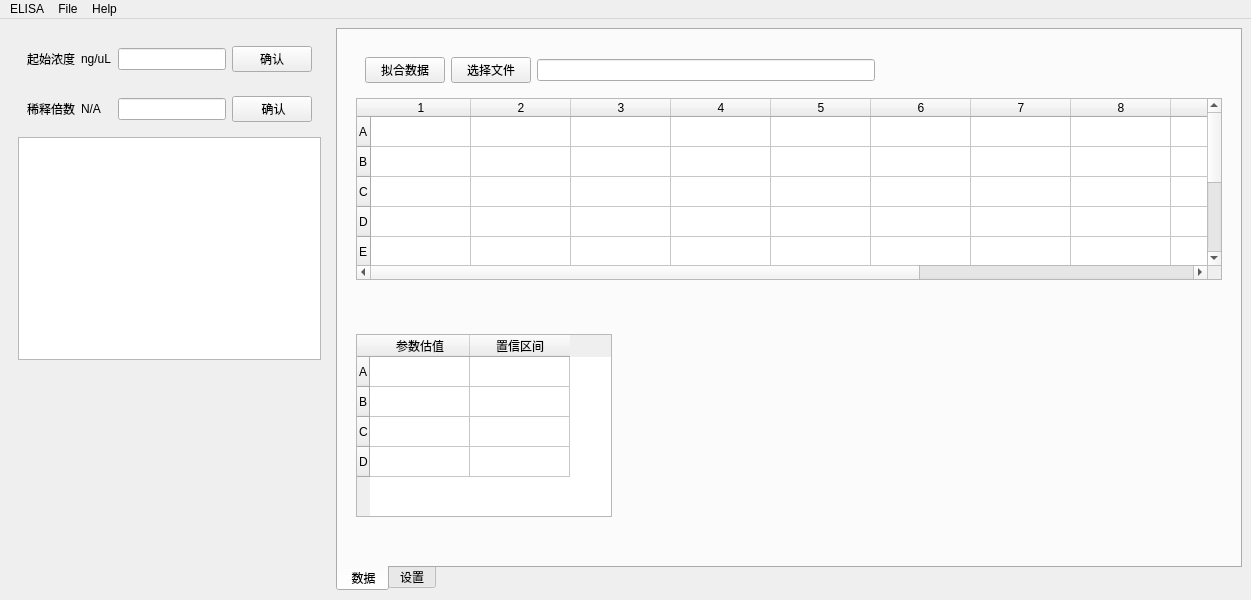
The window that mainwindow.ui (yanglinsensjtu/ELISAtool) describes before a commit, drawn with Qt 5.
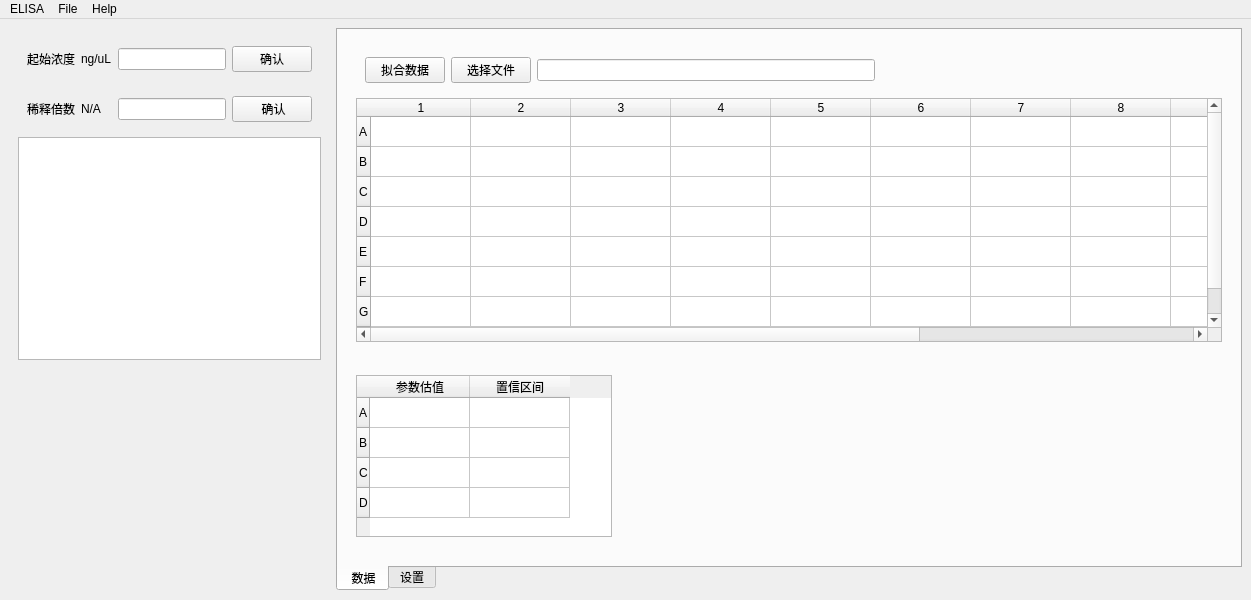
The same window after the commit.

Commit message: 将分组数据展示位table

The edit to the form file:
```diff
--- a/mainwindow.ui
+++ b/mainwindow.ui
@@ -205,6 +205,15 @@
                <height>350</height>
               </size>
              </property>
+             <property name="verticalScrollBarPolicy">
+              <enum>Qt::ScrollBarAsNeeded</enum>
+             </property>
+             <property name="horizontalScrollBarPolicy">
+              <enum>Qt::ScrollBarAsNeeded</enum>
+             </property>
+             <property name="sizeAdjustPolicy">
+              <enum>QAbstractScrollArea::AdjustToContents</enum>
+             </property>
              <row>
               <property name="text">
                <string>A</string>
```
Left out of the diff: 9 changed lines with no effect on the pictures. The commit also changes 2 other files.
